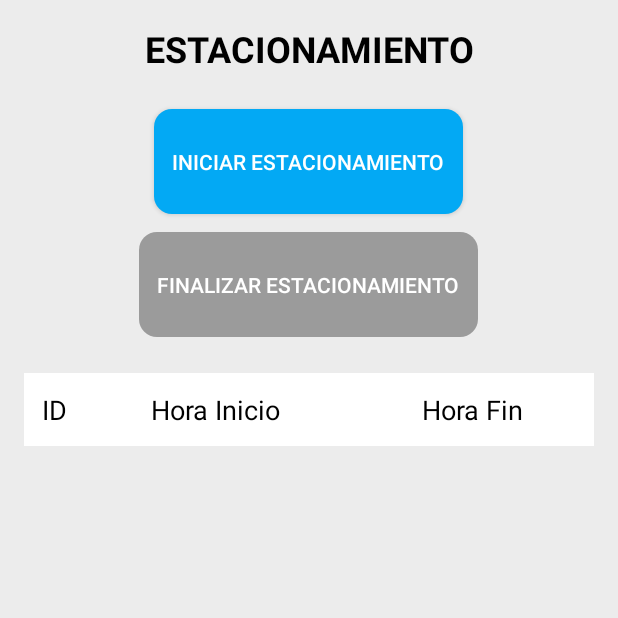
After one commit to Ramiro1414/conductor-app, an Android app: the RegistrarEstacionamientoActivity screen opened directly, with no data from a screen before it, on a phone screen of 412 x 824 dp, the top half of it. The commit adds this screen. Run offline under Robolectric (Android 15) with nearby library versions, the phone set to English and light mode, and no system bars; our stand-ins replace Room's generated code.

Commit message:
tarjetas de inicio y fin de estacionamiento terminadas | hora de la bitacora: 4:09 am (ayuda)

```diff
--- a/app/src/main/java/com/example/conductor_app/backend/Repository/EstacionamientoDataBase.java
+++ b/app/src/main/java/com/example/conductor_app/backend/Repository/EstacionamientoDataBase.java
@@ -7,7 +7,7 @@ import androidx.room.TypeConverters;
 import com.example.conductor_app.backend.modelo.Estacionamiento;
 import com.example.conductor_app.backend.modelo.Patente;
 
-@Database(entities = {Estacionamiento.class, Patente.class}, version = 1)
+@Database(entities = {Estacionamiento.class, Patente.class}, version = 12)
 @TypeConverters({Converter.class})
 public abstract class EstacionamientoDataBase extends RoomDatabase {
 
--- a/app/src/main/java/com/example/conductor_app/backend/Repository/PatenteDataBase.java
+++ b/app/src/main/java/com/example/conductor_app/backend/Repository/PatenteDataBase.java
@@ -5,7 +5,7 @@ import androidx.room.RoomDatabase;
 
 import com.example.conductor_app.backend.modelo.Patente;
 
-@Database(entities = {Patente.class}, version = 1)
+@Database(entities = {Patente.class}, version = 3)
 public abstract class PatenteDataBase extends RoomDatabase {
 
     public abstract PatenteDao patenteDao();
--- /dev/null
+++ b/app/src/main/java/com/example/conductor_app/backend/Service/EstacionamientoService.java
@@ -0,0 +1,49 @@
+package com.example.conductor_app.backend.Service;
+
+import android.content.Context;
+
+import androidx.room.Room;
+
+import com.example.conductor_app.backend.Repository.EstacionamientoDao;
+import com.example.conductor_app.backend.Repository.EstacionamientoDataBase;
+import com.example.conductor_app.backend.modelo.Estacionamiento;
+
+import java.util.List;
+
+public class EstacionamientoService {
+
+    private EstacionamientoDao estacionamientoDao;
+
+    public EstacionamientoService (Context context){
+        EstacionamientoDataBase estacionamientoDataBase = Room.databaseBuilder(context, EstacionamientoDataBase.class, "estacionamiento").fallbackToDestructiveMigration().allowMainThreadQueries().build();
+        estacionamientoDao = estacionamientoDataBase.estacionamientoDao();
+    }
+
+    public EstacionamientoService (EstacionamientoDao estacionamientoDao){
+        this.estacionamientoDao = estacionamientoDao;
+    }
+
+    public List<Estacionamiento> findAll() {
+        return this.estacionamientoDao.findAll();
+    }
+    public Estacionamiento getById(int id) {
+        return this.estacionamientoDao.findById(id);
+    }
+
+    public void save(Estacionamiento estacionamiento){
+        this.estacionamientoDao.insert(estacionamiento);
+    }
+
+    public Estacionamiento findUncompleted (){
+        for(Estacionamiento e : this.estacionamientoDao.findAll())
+            if(e.getHoraFin() == null)
+                return e;
+
+        return null;
+    }
+
+    public void update(Estacionamiento estacionamiento){
+        this.estacionamientoDao.update(estacionamiento);
+    }
+
+}
--- a/app/src/main/java/com/example/conductor_app/backend/Service/PatenteService.java
+++ b/app/src/main/java/com/example/conductor_app/backend/Service/PatenteService.java
@@ -16,7 +16,7 @@ public class PatenteService {
     private PatenteDao patenteDao;
 
     public PatenteService(Context context) {
-        PatenteDataBase db = Room.databaseBuilder(context, PatenteDataBase.class, "patentes").allowMainThreadQueries().build();
+        PatenteDataBase db = Room.databaseBuilder(context, PatenteDataBase.class, "patentes").fallbackToDestructiveMigration().allowMainThreadQueries().build();
         patenteDao = db.patenteDao();
     }
 
--- /dev/null
+++ b/app/src/main/java/com/example/conductor_app/frontend/EstacionamientoAdapter.java
@@ -0,0 +1,77 @@
+package com.example.conductor_app.frontend;
+
+import android.content.Context;
+import android.view.View;
+import android.widget.TableRow;
+import android.widget.TextView;
+import android.widget.TableLayout;
+
+import com.example.conductor_app.backend.modelo.Estacionamiento;
+
+import java.text.SimpleDateFormat;
+import java.util.List;
+import java.util.Locale;
+
+public class EstacionamientoAdapter {
+    private final Context context;
+    private final List<Estacionamiento> estacionamientos;
+    private final TableLayout tablaEstacionamientos;
+    private final SimpleDateFormat sdf;
+
+    public EstacionamientoAdapter(Context context, List<Estacionamiento> estacionamientos, TableLayout tablaEstacionamientos) {
+        this.context = context;
+        this.estacionamientos = estacionamientos;
+        this.tablaEstacionamientos = tablaEstacionamientos;
+        this.sdf = new SimpleDateFormat("dd/MM/yyyy HH:mm:ss", Locale.getDefault());
+    }
+
+    public void updateTable() {
+        // Limpiar la tabla antes de agregar nuevos datos
+        tablaEstacionamientos.removeAllViews();
+
+        // Agregar cada estacionamiento como una fila en la tabla
+        for (Estacionamiento estacionamiento : estacionamientos) {
+            TableRow row = createRow(estacionamiento);
+            tablaEstacionamientos.addView(row);
+        }
+    }
+
+    private TableRow createRow(Estacionamiento estacionamiento) {
+        TableRow row = new TableRow(context);
+
+        // Establecer el fondo blanco y el texto negro
+        row.setBackgroundColor(android.graphics.Color.WHITE);
+
+        TextView id = new TextView(context);
+        id.setText(String.valueOf(estacionamiento.getId()));
+        id.setPadding(16, 16, 16, 16);
+        id.setGravity(android.view.Gravity.CENTER);
+        id.setTextColor(android.graphics.Color.BLACK);
+        row.addView(id);
+
+        TextView horaInicio = new TextView(context);
+        horaInicio.setText(sdf.format(estacionamiento.getHoraInicio()));
+        horaInicio.setPadding(16, 16, 16, 16);
+        horaInicio.setGravity(android.view.Gravity.CENTER);
+        horaInicio.setTextColor(android.graphics.Color.BLACK);
+        row.addView(horaInicio);
+
+        TextView horaFin = new TextView(context);
+        String horaFinTexto = estacionamiento.getHoraFin() != null
+                ? sdf.format(estacionamiento.getHoraFin())
+                : "N/A";
+        horaFin.setText(horaFinTexto);
+        horaFin.setPadding(16, 16, 16, 16);
+        horaFin.setGravity(android.view.Gravity.CENTER);
+        horaFin.setTextColor(android.graphics.Color.BLACK);
+        row.addView(horaFin);
+
+        // Añadir separador
+        View separator = new View(context);
+        separator.setLayoutParams(new TableRow.LayoutParams(TableRow.LayoutParams.MATCH_PARENT, 1));
+        separator.setBackgroundColor(android.graphics.Color.LTGRAY); // Cambia el color si es necesario
+        tablaEstacionamientos.addView(separator); // Añadir separador después de la fila
+
+        return row;
+    }
+}
--- /dev/null
+++ b/app/src/main/java/com/example/conductor_app/frontend/RegistrarEstacionamientoActivity.java
@@ -0,0 +1,76 @@
+package com.example.conductor_app.frontend;
+
+import android.os.Bundle;
+import android.widget.Button;
+import android.widget.TableLayout;
+
+import androidx.appcompat.app.AppCompatActivity;
+
+import com.example.conductor_app.backend.Service.EstacionamientoService;
+import com.example.conductor_app.backend.Service.PatenteService;
+import com.example.conductor_app.backend.modelo.Estacionamiento;
+import com.example.conductor_app.backend.modelo.Patente;
+import com.example.myapplication.R;
+
+public class RegistrarEstacionamientoActivity extends AppCompatActivity {
+
+    private EstacionamientoService estacionamientoService;
+    private EstacionamientoAdapter estacionamientoAdapter;
+
+    @Override
+    protected void onCreate(Bundle savedInstanceState) {
+        super.onCreate(savedInstanceState);
+        setContentView(R.layout.activity_reg_estacionamiento);
+
+        this.estacionamientoService = new EstacionamientoService(this);
+        Button inicioEstacionamiento = findViewById(R.id.inicarEstacionamiento);
+        Button finalizarEstacionamiento = findViewById(R.id.finalizarEstacionamiento);
+        TableLayout tablaEstacionamientos = findViewById(R.id.tablaEstacionamientos);
+
+        // Inicializar el adaptador y cargar la tabla al inicio
+        estacionamientoAdapter = new EstacionamientoAdapter(this, estacionamientoService.findAll(), tablaEstacionamientos);
+        estacionamientoAdapter.updateTable();
+
+        updateButtonState(inicioEstacionamiento, finalizarEstacionamiento);
+
+        inicioEstacionamiento.setOnClickListener(v -> {
+            Estacionamiento nuevoEstacionamiento = new Estacionamiento();
+            PatenteService patenteService = new PatenteService(this);
+            Patente patente = patenteService.getPatenteByCaracteres("aaa111");
+            nuevoEstacionamiento.setPatenteId(patente.getId());
+            nuevoEstacionamiento.setHoraInicio(System.currentTimeMillis());
+            estacionamientoService.save(nuevoEstacionamiento);
+
+            refreshTableAndButtons(inicioEstacionamiento, finalizarEstacionamiento);
+        });
+
+        finalizarEstacionamiento.setOnClickListener(v -> {
+            Estacionamiento nuevoEstacionamiento = estacionamientoService.findUncompleted();
+            if (nuevoEstacionamiento == null)
+                return;
+
+            nuevoEstacionamiento.setHoraFin(System.currentTimeMillis());
+            estacionamientoService.update(nuevoEstacionamiento);
+
+            refreshTableAndButtons(inicioEstacionamiento, finalizarEstacionamiento);
+        });
+    }
+
+    private void refreshTableAndButtons(Button inicioEstacionamiento, Button finalizarEstacionamiento) {
+        // Actualizar la lista de estacionamientos y la tabla
+        estacionamientoAdapter = new EstacionamientoAdapter(this, estacionamientoService.findAll(), findViewById(R.id.tablaEstacionamientos));
+        estacionamientoAdapter.updateTable();
+
+        updateButtonState(inicioEstacionamiento, finalizarEstacionamiento);
+    }
+
+    private void updateButtonState(Button inicioEstacionamiento, Button finalizarEstacionamiento) {
+        if (estacionamientoService.findUncompleted() == null) {
+            inicioEstacionamiento.setEnabled(true);
+            finalizarEstacionamiento.setEnabled(false);
+        } else {
+            inicioEstacionamiento.setEnabled(false);
+            finalizarEstacionamiento.setEnabled(true);
+        }
+    }
+}
--- a/app/src/main/res/drawable/button_background.xml
+++ b/app/src/main/res/drawable/button_background.xml
@@ -1,4 +1,14 @@
-<shape xmlns:android="http://schemas.android.com/apk/res/android">
-    <solid android:color="@color/cyan" />
-    <corners android:radius="12dp" />
-</shape>
+<selector xmlns:android="http://schemas.android.com/apk/res/android">
+    <item android:state_enabled="false">
+        <shape android:shape="rectangle">
+            <solid android:color="@color/gris"/> <!-- Color gris cuando está deshabilitado -->
+            <corners android:radius="12dp"/>
+        </shape>
+    </item>
+    <item android:state_enabled="true">
+        <shape android:shape="rectangle">
+            <solid android:color="@color/cyan"/> <!-- Color cyan cuando está habilitado -->
+            <corners android:radius="12dp"/>
+        </shape>
+    </item>
+</selector>
--- /dev/null
+++ b/app/src/main/res/layout/activity_reg_estacionamiento.xml
@@ -0,0 +1,105 @@
+<?xml version="1.0" encoding="utf-8"?>
+<LinearLayout xmlns:android="http://schemas.android.com/apk/res/android"
+    android:layout_width="match_parent"
+    android:layout_height="match_parent"
+    android:orientation="vertical"
+    android:background="#ECECEC"
+    android:padding="16dp">
+
+    <TextView
+        android:id="@+id/textView2"
+        android:layout_width="match_parent"
+        android:layout_height="wrap_content"
+        android:layout_marginBottom="24dp"
+        android:gravity="center"
+        android:text="ESTACIONAMIENTO"
+        android:textColor="#000000"
+        android:textSize="24sp"
+        android:textStyle="bold" />
+
+    <Button
+        android:id="@+id/inicarEstacionamiento"
+        android:layout_width="wrap_content"
+        android:layout_height="70dp"
+        android:layout_gravity="center"
+        android:layout_marginBottom="12dp"
+        android:background="@drawable/button_background"
+        android:padding="12dp"
+        android:text="Iniciar estacionamiento"
+        android:textColor="#FFFFFF" />
+
+    <Button
+        android:id="@+id/finalizarEstacionamiento"
+        android:layout_width="wrap_content"
+        android:layout_height="70dp"
+        android:layout_gravity="center"
+        android:layout_marginBottom="24dp"
+        android:background="@drawable/button_background"
+        android:padding="12dp"
+        android:text="Finalizar estacionamiento"
+        android:textColor="#FFFFFF"
+        android:enabled="false" />
+
+    <!-- Encabezado de la tabla -->
+    <TableLayout
+        android:layout_width="match_parent"
+        android:layout_height="wrap_content"
+        android:background="#FFFFFF"
+        android:padding="8dp">
+
+        <TableRow>
+            <TextView
+                android:layout_width="0dp"
+                android:layout_height="wrap_content"
+                android:layout_weight="1"
+                android:padding="4dp"
+                android:gravity="left"
+                android:text="ID"
+                android:textColor="#000000"
+                android:textSize="18sp" />  <!-- Tamaño de fuente aumentado -->
+
+            <TextView
+                android:layout_width="0dp"
+                android:layout_height="wrap_content"
+                android:layout_weight="2"
+                android:padding="4dp"
+                android:gravity="left"
+                android:text="Hora Inicio"
+                android:textColor="#000000"
+                android:textSize="18sp" />  <!-- Tamaño de fuente aumentado -->
+
+            <TextView
+                android:layout_width="0dp"
+                android:layout_height="wrap_content"
+                android:layout_weight="2"
+                android:padding="4dp"
+                android:gravity="center"
+                android:text="Hora Fin"
+                android:textColor="#000000"
+                android:textSize="18sp" />  <!-- Tamaño de fuente aumentado -->
+        </TableRow>
+    </TableLayout>
+
+    <ScrollView
+        android:layout_width="match_parent"
+        android:layout_height="0dp"
+        android:layout_weight="1"
+        android:fillViewport="true">
+
+        <LinearLayout
+            android:layout_width="match_parent"
+            android:layout_height="wrap_content"
+            android:orientation="vertical">
+
+            <!-- Tabla que contiene los estacionamientos -->
+            <TableLayout
+                android:id="@+id/tablaEstacionamientos"
+                android:layout_width="match_parent"
+                android:layout_height="wrap_content"
+                android:background="#FFFFFF"
+                android:stretchColumns="1">
+                <!-- Las filas se generarán dinámicamente -->
+            </TableLayout>
+        </LinearLayout>
+    </ScrollView>
+</LinearLayout>
--- a/app/src/main/res/values/colors.xml
+++ b/app/src/main/res/values/colors.xml
@@ -1,5 +1,6 @@
 <resources>
     <color name="cyan">#03A9F4</color>
+    <color name="gris">#9B9B9B</color>
     <color name="white">#FFFFFF</color>
     <color name="black">#000000</color>
 </resources>
--- a/app/src/main/res/values/styles.xml
+++ b/app/src/main/res/values/styles.xml
@@ -6,7 +6,7 @@
         <!-- Iconos de la barra de estado en negro cuando la barra es clara -->
         <item name="android:windowLightStatusBar">true</item>
         <!-- Color principal de los botones y otros elementos -->
-        <item name="colorPrimary">@color/cyan</item>
+        <item name="colorPrimary">@color/white</item>
         <item name="colorPrimaryDark">@color/cyan</item>
         <item name="colorAccent">@color/cyan</item>
     </style>
```
Also changed, not shown: app/src/main/AndroidManifest.xml (+12 -3 lines), app/src/main/java/com/example/conductor_app/backend/modelo/Estacionamiento.java (+8 -15 lines), app/src/main/java/com/example/conductor_app/backend/modelo/LineaPoligono.java (+1 -15 lines), app/src/main/java/com/example/conductor_app/frontend/MainActivity.java (+6 -1 lines), app/src/main/res/layout/activity_main.xml (+11 -0 lines).
